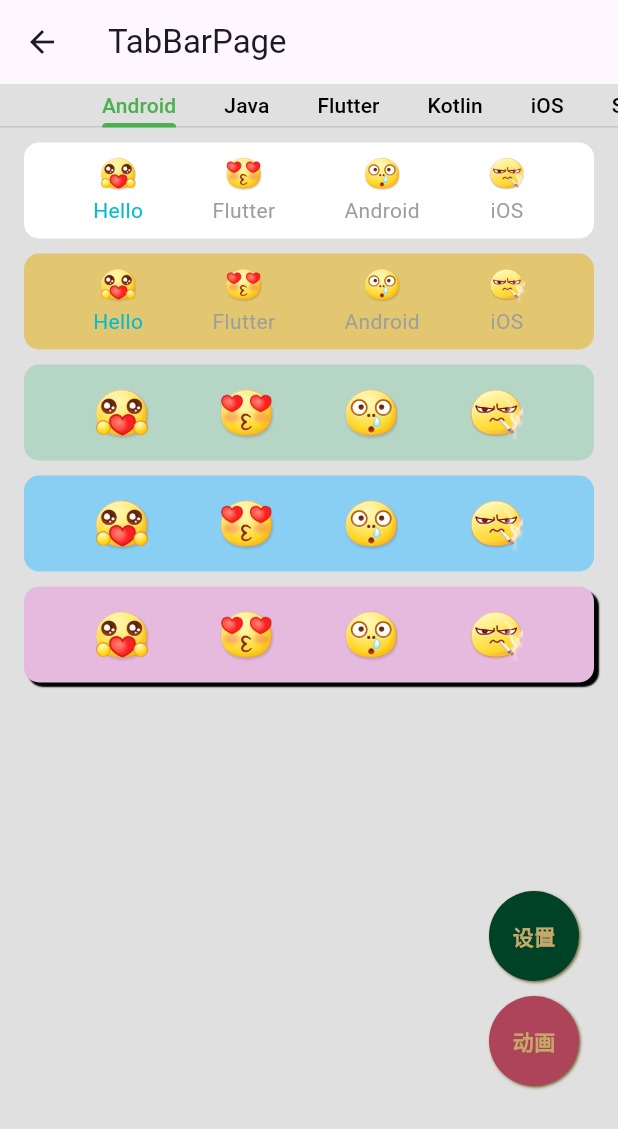
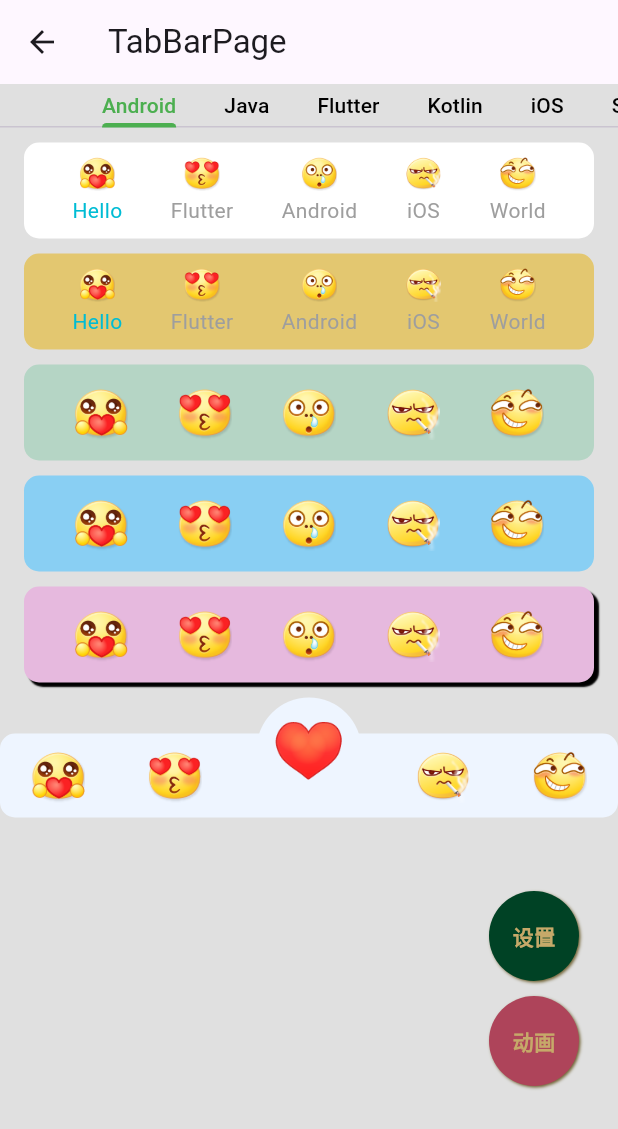
Before and after one commit to student9128/FlutterStudy, a Flutter app: the TabBarPage screen opened by its route, on a phone screen of 412 x 824 dp. Shown: the top 1129 px of the screen. Run offline on Flutter 3.47's test engine with Material 3 defaults, Android fonts, the phone set to English and light mode, and no system bars; our stand-ins replace fluro, permission_handler; missing offline and left inert: amap_flutter_base, amap_flutter_location, amap_flutter_map, dart:ffi, flutter_baidu_mapapi_base, flutter_baidu_mapapi_map and 1 more.

Commit message:
add:tab_bar_page添加新的效果

```diff
--- a/lib/basic/material_components/tab_bar_page.dart
+++ b/lib/basic/material_components/tab_bar_page.dart
@@ -59,6 +59,13 @@ class _TabBarPageState extends State<TabBarPage> with TickerProviderStateMixin {
     {
       'icon': 'emoji4',
       'title': 'iOS',
+      'checked': false,
+      'enableAnim': false,
+      'curve': Curves.easeInCirc
+    },
+    {
+      'icon': 'emoji15',
+      'title': 'World',
       'checked': false,
       'enableAnim': false,
       'curve': Curves.easeInCirc
@@ -134,6 +141,7 @@ class _TabBarPageState extends State<TabBarPage> with TickerProviderStateMixin {
 
   double _sliderBorderRadiusValue = 0;
   double _tabHeight = 64;
+  double _tabHeightX = 80;
   double _minBottomTabRadius = 10;
   double _currentBottomTabRadius = 10;
   bool _showBottomSheet = false;
@@ -361,7 +369,13 @@ class _TabBarPageState extends State<TabBarPage> with TickerProviderStateMixin {
                       decoration: BoxDecoration(
                           color: Color(0xffE6B9DE),
                           borderRadius:
-                              BorderRadius.circular(_currentBottomTabRadius),boxShadow: [BoxShadow(offset:Offset(3,3),color: Colors.black,blurRadius: 0.1)]),
+                              BorderRadius.circular(_currentBottomTabRadius),
+                          boxShadow: [
+                            BoxShadow(
+                                offset: Offset(3, 3),
+                                color: Colors.black,
+                                blurRadius: 0.1)
+                          ]),
                       child: Row(
                         mainAxisAlignment: MainAxisAlignment.spaceEvenly,
                         children: _bottomTabList.map((e) {
@@ -392,6 +406,67 @@ class _TabBarPageState extends State<TabBarPage> with TickerProviderStateMixin {
                                 }
                               });
                         }).toList(),
+                      ),
+                    ),
+                    Container(
+                      width: sw,
+                      height: _tabHeightX,
+                      // color: Colors.cyanAccent.withOpacity(0.2),
+                      margin: EdgeInsets.only(top: 10),
+                      child: Stack(
+                        children: [
+                          Align(
+                            alignment: Alignment.bottomCenter,
+                            child: Container(
+                              width: sw,
+                              height: 56,
+                              decoration: BoxDecoration(
+                                  color: Color(0xffEEF5FF),
+                                  borderRadius: BorderRadius.circular(
+                                      _currentBottomTabRadius),
+                                  ),
+                              child: Row(
+                                mainAxisAlignment: MainAxisAlignment.spaceEvenly,
+                                children: _bottomTabList.map((e) {
+                                  var index = _bottomTabList.indexOf(e);
+                                  if(index==2){
+                                    return Container(width: sw/5.3*1.3,);
+                                  }
+                                  return CustomBottomTab(
+                                    tabWidth: sw/5.3,
+                                      iconName: e['icon'],
+                                      iconSize: 36,
+                                      // title: e['title'],
+                                      isChecked: e['checked'],
+                                      enableAnim: false,
+                                      showCustomSelectedIcon: false,
+                                      curve: e['curve'],
+                                      onTap: () {
+                                      });
+                                }).toList(),
+                              ),
+                            ),
+                          ),
+                          Positioned(
+                              left: sw / 2 - 35,
+                              top: 0,
+                              child: KFButton(
+                                width: 70,
+                                height: 70,
+                                padding: EdgeInsets.all(10),
+                                decoration: BoxDecoration(
+                                  borderRadius: BorderRadius.circular(35),
+                                  color: Color(0xffEEF5FF),
+                                ),
+                                child: Image.asset(
+                                  AssetUtils.getAssetImagePNG('emoji16'),
+                                  width: 25,
+                                  height: 25,
+                                  fit: BoxFit.contain,
+
+                                ),
+                              ))
+                        ],
                       ),
                     ),
                   ],
@@ -663,6 +738,8 @@ class CustomBottomTab extends StatefulWidget {
       this.showCustomSelectedIcon = false,
       this.curve,
       this.iconSize,
+      this.tabWidth,
+      this.tabHeight,
       this.onTap})
       : super(key: key);
   final String iconName;
@@ -672,6 +749,8 @@ class CustomBottomTab extends StatefulWidget {
   final bool showCustomSelectedIcon;
   final Curve? curve;
   final double? iconSize;
+  final double? tabWidth;
+  final double? tabHeight;
   Function? onTap;
 
   @override
@@ -734,6 +813,8 @@ class _CustomBottomTabState extends State<CustomBottomTab>
   @override
   Widget build(BuildContext context) {
     return KFButton(
+      width: widget.tabWidth,
+      height: widget.tabHeight,
       onTap: () {
         widget.onTap?.call();
       },
```
